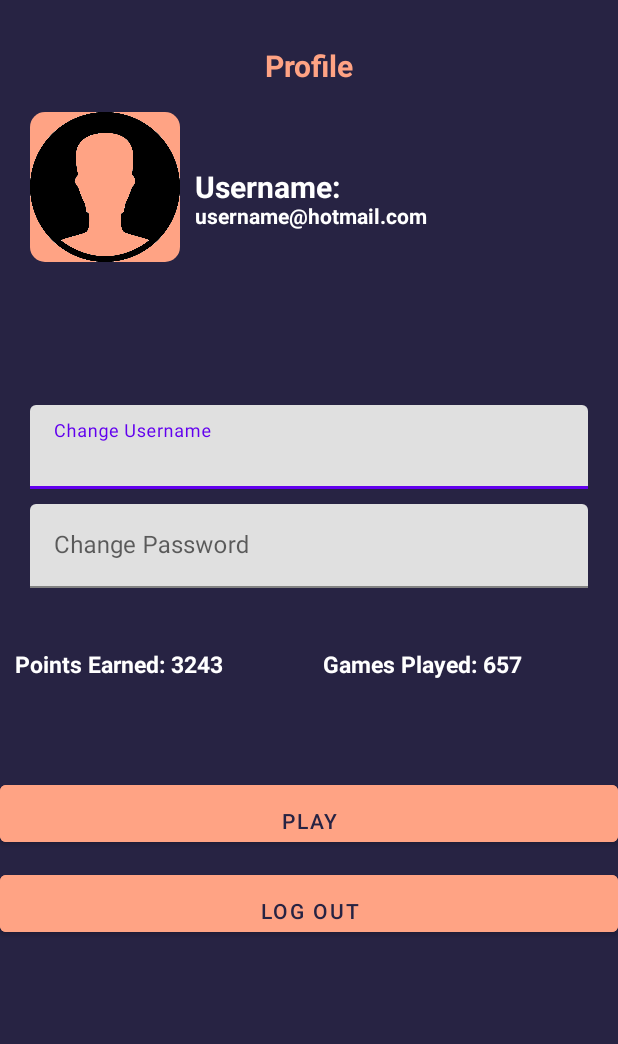
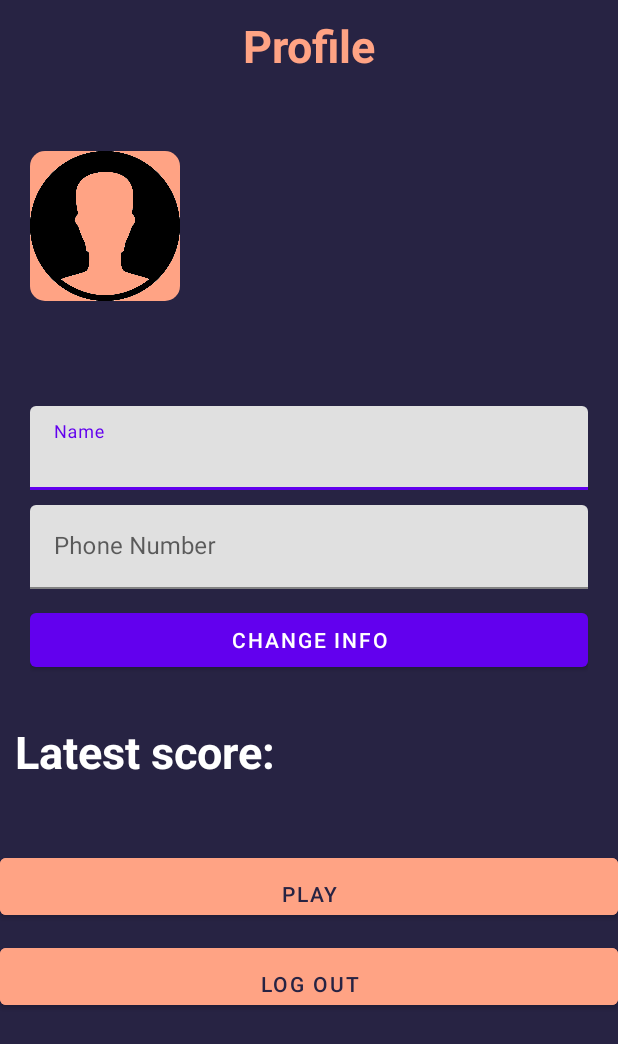
Before and after one commit to Saregard/module-306-a-team, an Android app: the layout activity_profile_page.xml on its own in the app's theme, with its tools: preview values and no code run, on a phone screen of 412 x 824 dp. Shown: the top 1044 px of the screen. Run offline under Robolectric (Android 15) with nearby library versions, the phone set to English and light mode, and no system bars.

Commit message:
feat: profilepageSettings

```diff
--- a/app/src/main/res/layout/activity_profile_page.xml
+++ b/app/src/main/res/layout/activity_profile_page.xml
@@ -6,21 +6,22 @@
     android:background="#272343"
     android:orientation="vertical">
 
+    <TextView
+        android:id="@+id/profile_page"
+        android:layout_width="match_parent"
+        android:layout_height="wrap_content"
+        android:layout_marginTop="10dp"
+        android:text="@string/profile"
+        android:textAlignment="center"
+        android:textColor="#ffa384"
+        android:textSize="30sp"
+        android:textStyle="bold"/>
+
     <RelativeLayout
         android:layout_width="match_parent"
-        android:layout_height="250dp"
+        android:layout_height="200dp"
         android:padding="20dp">
 
-        <TextView
-            android:id="@+id/profile_page"
-            android:layout_width="match_parent"
-            android:layout_height="wrap_content"
-            android:layout_marginTop="10dp"
-            android:text="@string/profile"
-            android:textAlignment="center"
-            android:textColor="#ffa384"
-            android:textSize="20sp"
-            android:textStyle="bold"/>
 
         <ImageView
             android:id="@+id/profile_image"
@@ -33,20 +34,19 @@
         <TextView
             android:id="@+id/player_name"
             android:layout_width="wrap_content"
-            android:layout_height="wrap_content"
-            android:text="@string/username"
+            android:layout_height="34dp"
+            android:layout_centerVertical="true"
+            android:layout_marginStart="10dp"
+            android:layout_toEndOf="@+id/profile_image"
+            android:includeFontPadding="false"
             android:textColor="#ffffff"
             android:textSize="20sp"
-            android:textStyle="bold"
-            android:layout_toEndOf="@+id/profile_image"
-            android:layout_centerVertical="true"
-            android:includeFontPadding="false"
-            android:layout_marginStart="10dp"/>
+            android:textStyle="bold" />
 
         <TextView
-            android:layout_width="wrap_content"
+            android:id="@+id/textViewUserEmail"
+            android:layout_width="match_parent"
             android:layout_height="wrap_content"
-            android:text="username@hotmail.com"
             android:textColor="#ffffff"
             android:textSize="14sp"
             android:textStyle="bold"
@@ -66,9 +66,11 @@
             android:layout_width="match_parent"
             android:layout_height="wrap_content"
             android:layout_marginBottom="10dp"
-            android:hint="@string/change_username">
+            android:inputType="textEmailAddress"
+            android:hint="@string/name">
 
             <com.google.android.material.textfield.TextInputEditText
+                android:id="@+id/editTextName"
                 android:layout_width="match_parent"
                 android:layout_height="wrap_content"
                 android:drawablePadding="10dp" />
@@ -80,44 +82,41 @@
             android:layout_width="match_parent"
             android:layout_height="wrap_content"
             android:layout_marginBottom="10dp"
-            android:hint="@string/change_password">
+            android:hint="Phone Number"
+            app:prefixText="+46"
+            android:id="@+id/phone_number">
 
             <com.google.android.material.textfield.TextInputEditText
+                android:id="@+id/editTextPhone"
                 android:layout_width="match_parent"
                 android:layout_height="wrap_content"
                 android:drawablePadding="10dp" />
 
         </com.google.android.material.textfield.TextInputLayout>
+        <Button
+            android:id="@+id/changeInfo"
+            android:layout_width="match_parent"
+            android:layout_height="wrap_content"
+            android:text="Change Info"/>
     </LinearLayout>
+
 
     <LinearLayout
         android:layout_width="match_parent"
         android:layout_height="wrap_content">
 
         <TextView
-            android:id="@+id/points_earned"
-            android:layout_width="205dp"
+            android:id="@+id/score"
+            android:layout_width="match_parent"
             android:layout_height="75dp"
-            android:layout_gravity="left"
+            android:layout_gravity=""
             android:layout_marginTop="10dp"
             android:padding="10dp"
-            android:text="Points Earned: 3243"
+            android:text="Latest score:"
             android:textColor="#ffffff"
-            android:textSize="15sp"
-
+            android:textSize="30sp"
             android:textStyle="bold" />
 
-        <TextView
-            android:id="@+id/games_played"
-            android:layout_width="205dp"
-            android:layout_height="75dp"
-            android:layout_gravity="right"
-            android:layout_marginTop="10dp"
-            android:padding="10dp"
-            android:text="Games Played: 657"
-            android:textColor="#ffffff"
-            android:textSize="15sp"
-            android:textStyle="bold" />
     </LinearLayout>
 
 
--- a/app/src/main/res/values/strings.xml
+++ b/app/src/main/res/values/strings.xml
@@ -24,4 +24,5 @@
     <string name="congratulations_your_score_is">Congratulations your score is!</string>
     <string name="play_again">Play again!</string>
     <string name="quit_game">Quit Game!</string>
+    <string name="name">Name</string>
 </resources>
```
Also changed, not shown: app/src/main/java/se/linerotech/quizkampen/LoginPage.kt (+10 -1 lines), app/src/main/java/se/linerotech/quizkampen/ProfilePage.kt (+42 -0 lines).
